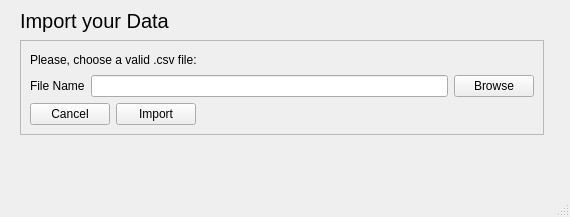
Qt form guiv1.ui (ggrkp/projectv1) before a commit.
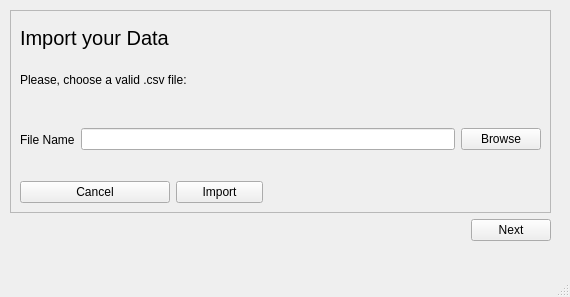
The same form after that commit.

```diff
--- a/guiv1.ui
+++ b/guiv1.ui
@@ -7,40 +7,25 @@
     <x>0</x>
     <y>0</y>
     <width>570</width>
-    <height>217</height>
+    <height>297</height>
    </rect>
   </property>
   <property name="windowTitle">
    <string>MainWindow</string>
   </property>
   <widget class="QWidget" name="centralwidget">
-   <widget class="QLabel" name="label">
+   <widget class="QWidget" name="">
     <property name="geometry">
      <rect>
-      <x>20</x>
-      <y>0</y>
-      <width>181</width>
-      <height>41</height>
+      <x>10</x>
+      <y>10</y>
+      <width>541</width>
+      <height>231</height>
      </rect>
     </property>
-    <property name="font">
-     <font>
-      <pointsize>15</pointsize>
-     </font>
-    </property>
-    <property name="text">
-     <string>Import your Data</string>
-    </property>
-   </widget>
+    <layout class="QGridLayout" name="gridLayout_2">
+     <item row="0" column="0" colspan="2">
    <widget class="QFrame" name="frame">
-    <property name="geometry">
-     <rect>
-      <x>20</x>
-      <y>40</y>
-      <width>524</width>
-      <height>95</height>
-     </rect>
-    </property>
     <property name="frameShape">
      <enum>QFrame::StyledPanel</enum>
     </property>
@@ -48,14 +33,40 @@
      <enum>QFrame::Raised</enum>
     </property>
     <layout class="QGridLayout" name="gridLayout">
-     <item row="0" column="0" colspan="3">
+        <item row="4" column="0">
+         <widget class="QPushButton" name="cancelButton">
+          <property name="text">
+           <string>Cancel</string>
+          </property>
+         </widget>
+        </item>
+        <item row="4" column="1">
+         <widget class="QPushButton" name="importButton">
+          <property name="text">
+           <string>Import</string>
+          </property>
+         </widget>
+        </item>
+        <item row="1" column="0" colspan="3">
       <widget class="QLabel" name="label_3">
        <property name="text">
         <string>Please, choose a valid .csv file:</string>
        </property>
       </widget>
      </item>
-     <item row="1" column="0" colspan="6">
+        <item row="0" column="0">
+         <widget class="QLabel" name="label">
+          <property name="font">
+           <font>
+            <pointsize>15</pointsize>
+           </font>
+          </property>
+          <property name="text">
+           <string>Import your Data</string>
+          </property>
+         </widget>
+        </item>
+        <item row="2" column="0" rowspan="2" colspan="5">
       <layout class="QHBoxLayout" name="horizontalLayout">
        <item>
         <widget class="QLabel" name="label_2">
@@ -76,33 +87,29 @@
        </item>
       </layout>
      </item>
-     <item row="2" column="0">
-      <widget class="QPushButton" name="cancelButton">
-       <property name="text">
-        <string>Cancel</string>
-       </property>
+       </layout>
       </widget>
      </item>
-     <item row="2" column="1">
-      <widget class="QPushButton" name="importButton">
-       <property name="text">
-        <string>Import</string>
-       </property>
-      </widget>
-     </item>
-     <item row="2" column="4" colspan="2">
+     <item row="1" column="0">
       <spacer name="horizontalSpacer_3">
        <property name="orientation">
         <enum>Qt::Horizontal</enum>
        </property>
        <property name="sizeHint" stdset="0">
         <size>
-         <width>296</width>
+         <width>428</width>
          <height>20</height>
         </size>
        </property>
       </spacer>
      </item>
+     <item row="1" column="1">
+      <widget class="QPushButton" name="pushButton">
+       <property name="text">
+        <string>Next</string>
+       </property>
+      </widget>
+     </item>
     </layout>
    </widget>
   </widget>
```
Left out of the diff: 17 changed lines with no effect on the pictures. Lines whose indentation alone changed are shown as unchanged.
